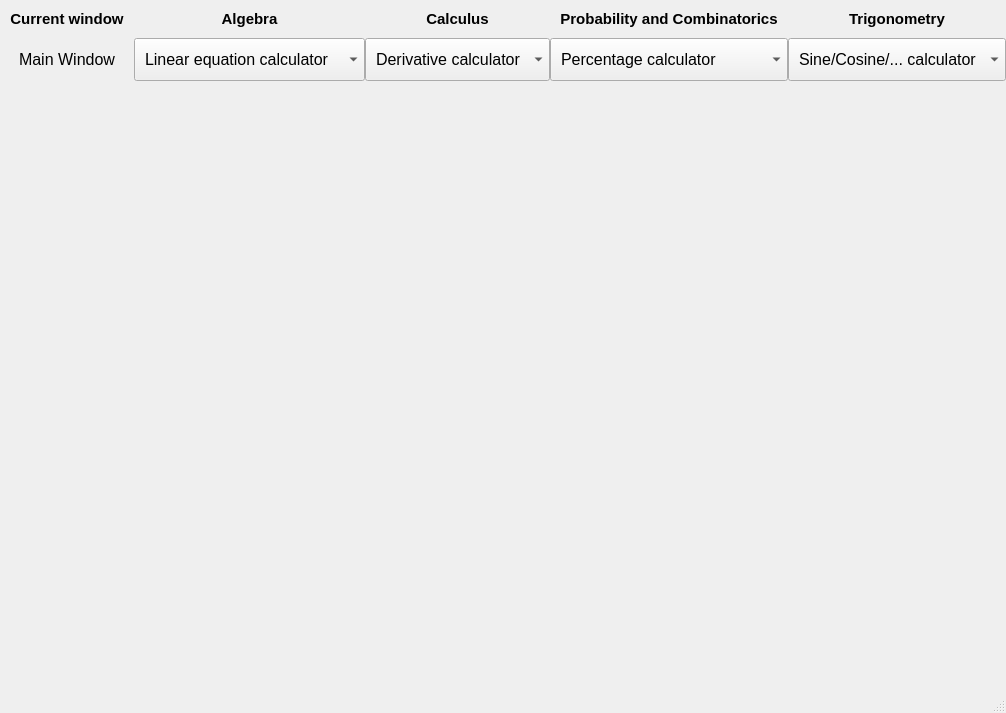
Qt form MathApp.ui (dospix/math-GUI-app) before a commit.
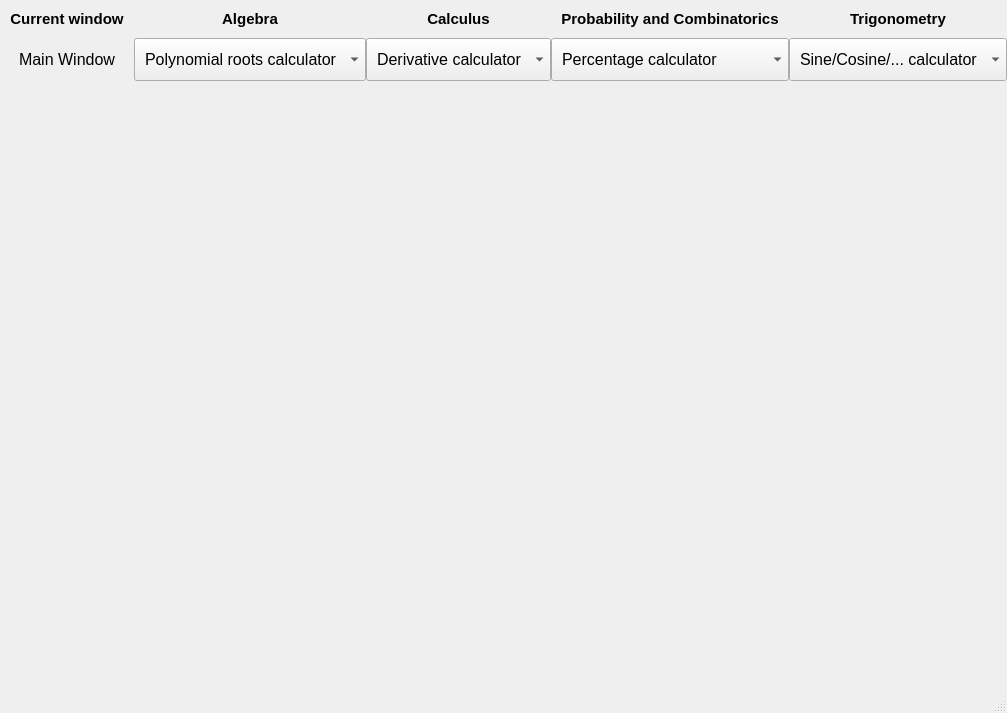
The same form after that commit.

Commit message: replace 'Linear equation solver' with 'Polynomial roots calculator' in algebraComboBox

Patch:
```diff
--- a/MathApp.ui
+++ b/MathApp.ui
@@ -259,7 +259,7 @@
         </property>
         <item>
          <property name="text">
-          <string>Linear equation calculator</string>
+          <string>Polynomial roots calculator</string>
          </property>
         </item>
         <item>
```
Left out of the diff: 26 changed lines with no effect on the pictures.
